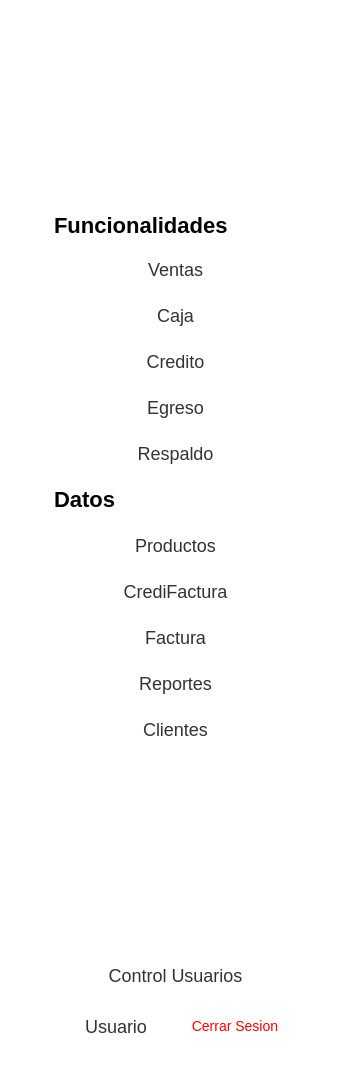
Old version of the form app/ui/Navbar.ui in the repository Alg4ret3/SystemLadyNailSpa.
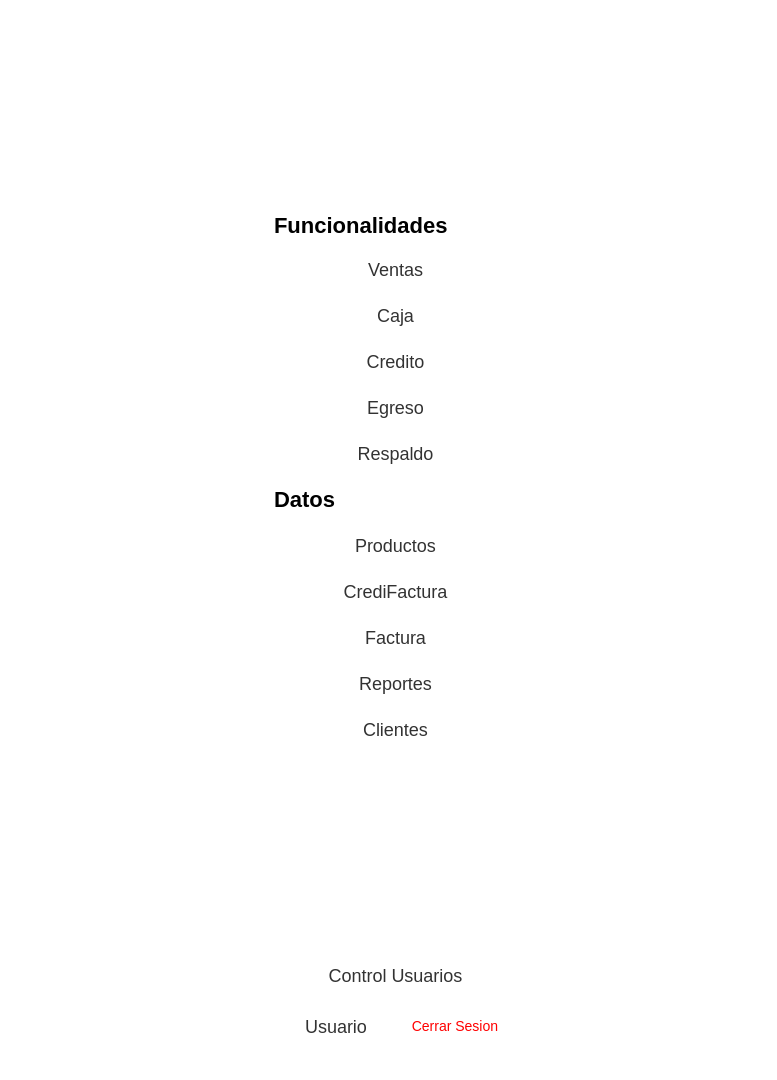
New version of the form. Icons and pictures are not drawn.

Patch:
```diff
--- a/app/ui/Navbar.ui
+++ b/app/ui/Navbar.ui
@@ -6,7 +6,7 @@
    <rect>
     <x>0</x>
     <y>0</y>
-    <width>337</width>
+    <width>777</width>
     <height>1080</height>
    </rect>
   </property>
@@ -240,13 +240,13 @@
            <property name="minimumSize">
             <size>
              <width>80</width>
-             <height>130</height>
+             <height>100</height>
             </size>
            </property>
            <property name="maximumSize">
             <size>
              <width>260</width>
-             <height>70</height>
+             <height>50</height>
             </size>
            </property>
            <property name="styleSheet">
```
Left out of the diff: 2 changed lines with no effect on the pictures.
